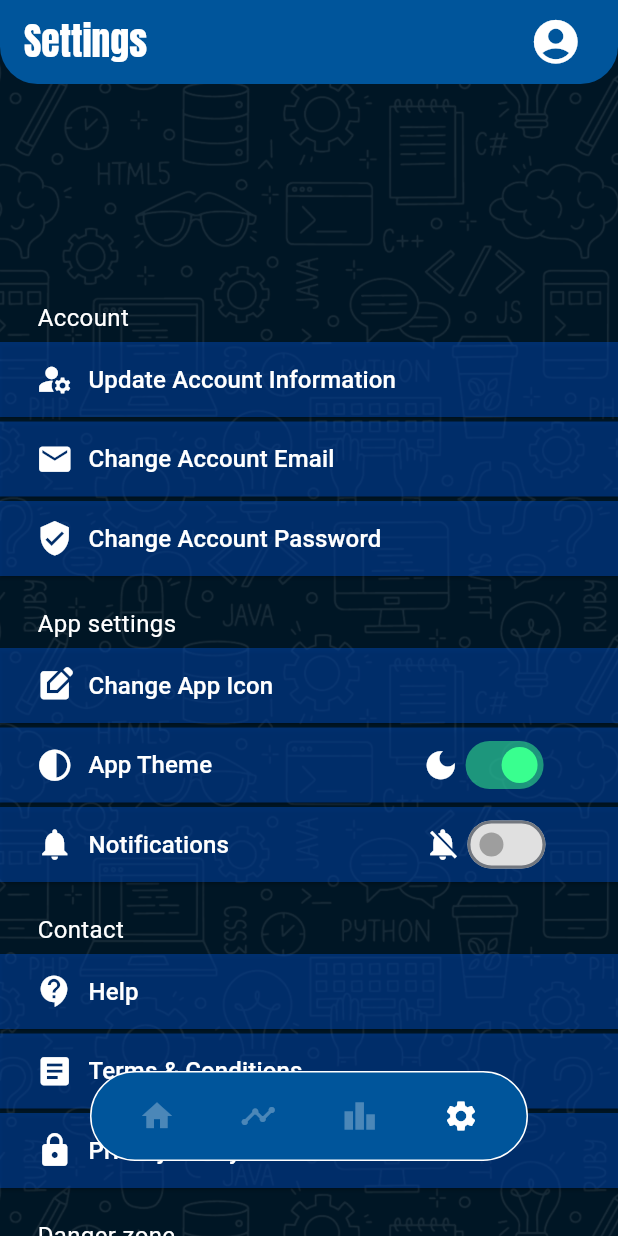
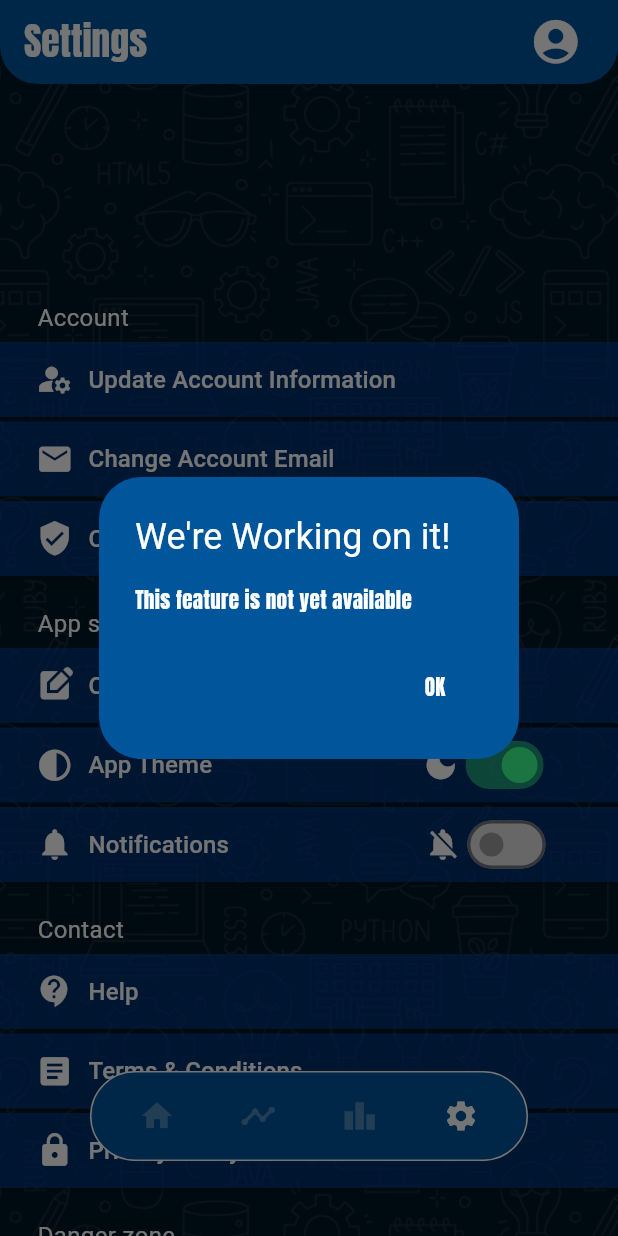
Before and after one commit to Rss1176/Coder, a Flutter app: the SettingsPage screen opened directly, after a tap on "Change App Icon", on a phone screen of 412 x 824 dp. Run offline on Flutter 3.47's test engine with Material 3 defaults, Android fonts, the phone set to English and light mode, and no system bars; our stand-ins replace cloud_firestore, firebase_auth, firebase_core, google_fonts, image_picker; accounts and stored records are empty.

Commit message:
updates to styling and feature not available dialogue

```diff
--- /dev/null
+++ b/application/lib/feature_not_avaliable.dart
@@ -0,0 +1,38 @@
+import 'package:flutter/material.dart';
+import 'package:google_fonts/google_fonts.dart';
+
+Future<void> showFeatureNotAvailableDialog(BuildContext context) {
+  return showDialog(
+    context: context,
+    builder: (BuildContext context) {
+      return AlertDialog(
+        backgroundColor: Color.fromARGB(255, 0, 85, 155),
+        title: Text(
+          "We're Working on it!",
+          style: GoogleFonts.luckiestGuy(
+            color: Colors.white,
+          ),
+        ),
+        content: Text(
+          "This feature is not yet available",
+          style: GoogleFonts.anton(
+            color: Colors.white,
+          ),
+        ),
+        actions: [
+          TextButton(
+            onPressed: () {
+              Navigator.of(context).pop();
+            },
+            child: Text(
+              "OK",
+              style: GoogleFonts.anton(
+                color: Colors.white,
+              ),
+            ),
+          ),
+        ],
+      );
+    },
+  );
+}
--- a/application/lib/leaderboard.dart
+++ b/application/lib/leaderboard.dart
@@ -145,7 +145,9 @@ class _LeaderboardPageState extends State<LeaderboardPage> {
                     ],
                   ),
 
-
+                  SizedBox(
+                    height: 20,
+                  ),
 
                   // Leaderboard List
                   FutureBuilder<QuerySnapshot>(
--- a/application/lib/main.dart
+++ b/application/lib/main.dart
@@ -9,6 +9,7 @@ import 'account_page.dart';
 import 'my_progress.dart';
 import 'settings.dart';
 import 'leaderboard.dart';
+import 'feature_not_avaliable.dart';
 
 
 // app should be run from the splash screen not main
@@ -580,7 +581,7 @@ class _HomePageState extends State<HomePage> {
                                       alignment: Alignment.center,
                                       child:IconButton(
                                         onPressed: () {
-
+                                          showFeatureNotAvailableDialog(context);
                                          },
                                         icon: Icon(Icons.add, size: 70.0), color: Colors.white,
                                       ),
--- a/application/lib/settings.dart
+++ b/application/lib/settings.dart
@@ -9,6 +9,7 @@ import 'my_progress.dart';
 import 'package:url_launcher/url_launcher.dart';
 import 'leaderboard.dart';
 import 'package:google_fonts/google_fonts.dart';
+import 'feature_not_avaliable.dart';
 
 
 
@@ -631,7 +632,7 @@ void _updatePassword(DocumentSnapshot user){
 
                   ElevatedButton(
                     onPressed: () async {
-
+                      showFeatureNotAvailableDialog(context);
                     },
                     style: ElevatedButton.styleFrom(
                       backgroundColor: const Color.fromARGB(120, 0, 77, 193),
```
